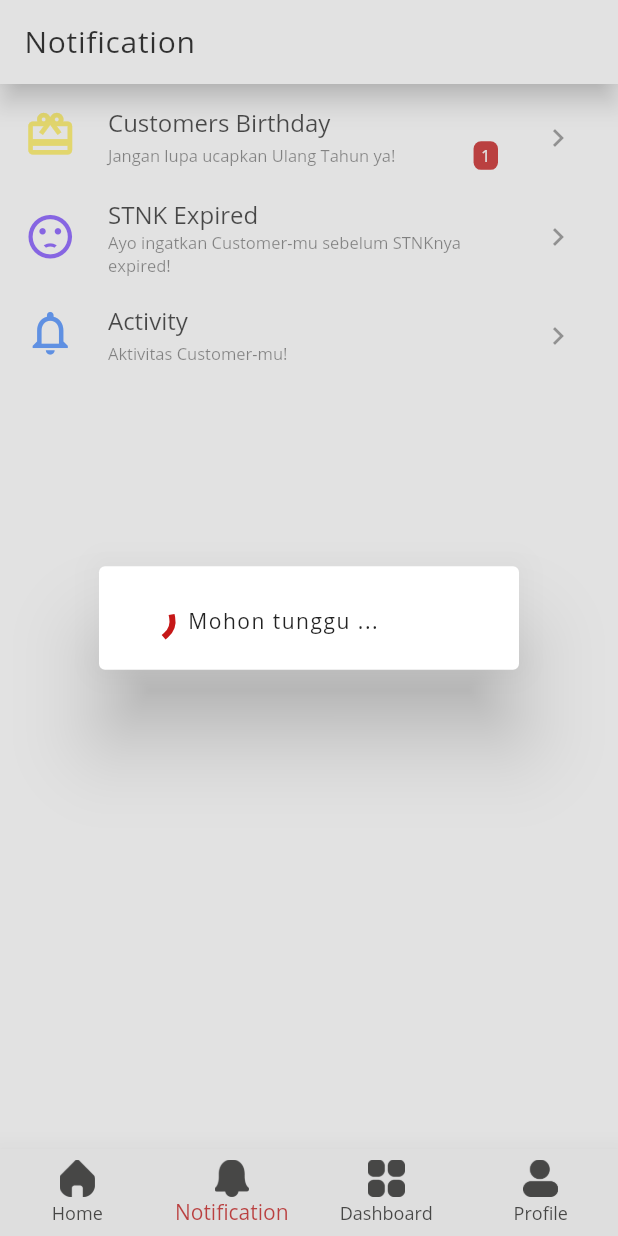
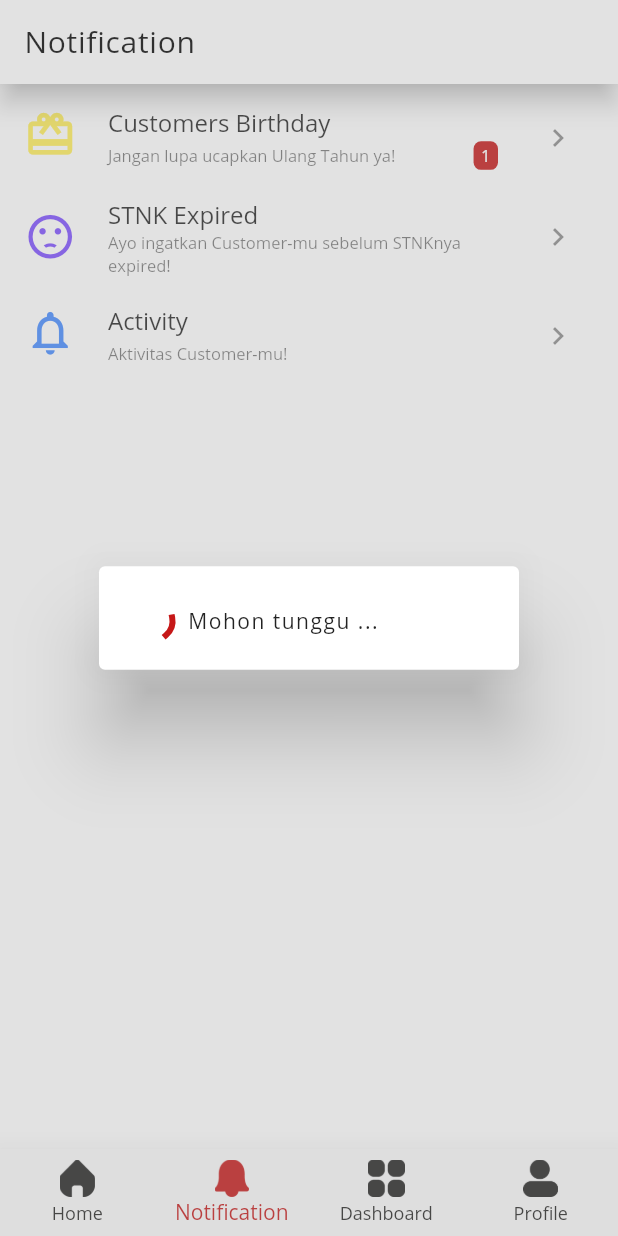
Before and after one commit to primajatnika271995/Hasjrat-Asistant, a Flutter app: the BottomNavigationDrawer screen opened directly, item 2 of the bottom bar chosen, on a phone screen of 412 x 824 dp. Run offline on Flutter 3.47's test engine with Material 2 defaults, Android fonts, the phone set to English and light mode, and no system bars; our stand-ins replace bloc, carousel_slider, dio, dotted_border, equatable, flutter_bloc and 15 more; missing offline and left inert: android_alarm_manager, firebase_ml_vision, select_dialog, simple_logger; accounts and stored records are empty.

Commit message:
Change Color on Bottom Navigation

```diff
--- a/lib/src/views/bottom_navigation.dart
+++ b/lib/src/views/bottom_navigation.dart
@@ -47,22 +47,22 @@ class _BottomNavigationDrawerState extends State<BottomNavigationDrawer> {
           items: <BottomNavigationBarItem> [
             BottomNavigationBarItem(
               icon: Image.asset('assets/icons/home_icon.png', height: 25, color: HexColor('#212120'),),
-              activeIcon: Image.asset('assets/icons/home_icon.png', height: 25,),
+              activeIcon: Image.asset('assets/icons/home_icon.png', height: 25, color: HexColor('#C61818'),),
               title: Text("Home"),
             ),
             BottomNavigationBarItem(
               icon: Image.asset('assets/icons/notification_icon.png', height: 25, color: HexColor('#212120'),),
-              activeIcon: Image.asset('assets/icons/notification_icon.png', height: 25,),
+              activeIcon: Image.asset('assets/icons/notification_icon.png', height: 25, color: HexColor('#C61818'),),
               title: Text("Notification"),
             ),
             BottomNavigationBarItem(
               icon: Image.asset('assets/icons/dashboard_icon.png', height: 25, color: HexColor('#212120'),),
-              activeIcon: Image.asset('assets/icons/dashboard_icon.png', height: 25,),
+              activeIcon: Image.asset('assets/icons/dashboard_icon.png', height: 25),
               title: Text("Dashboard"),
             ),
             BottomNavigationBarItem(
               icon: Image.asset('assets/icons/profile_icon.png', height: 25, color: HexColor('#212120'),),
-              activeIcon: Image.asset('assets/icons/profile_icon.png', height: 25,),
+              activeIcon: Image.asset('assets/icons/profile_icon.png', height: 25, color: HexColor('#C61818'),),
               title: Text("Profile"),
             ),
           ],
```
